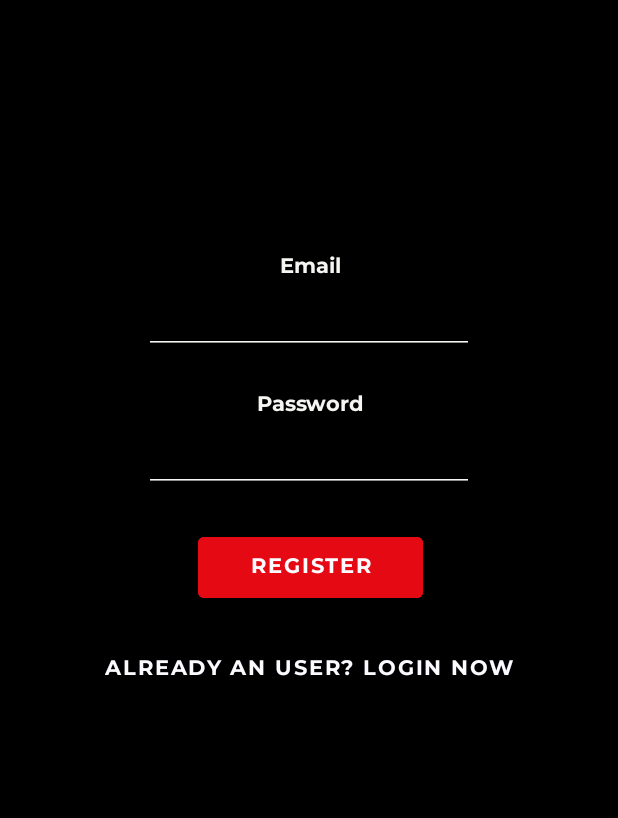
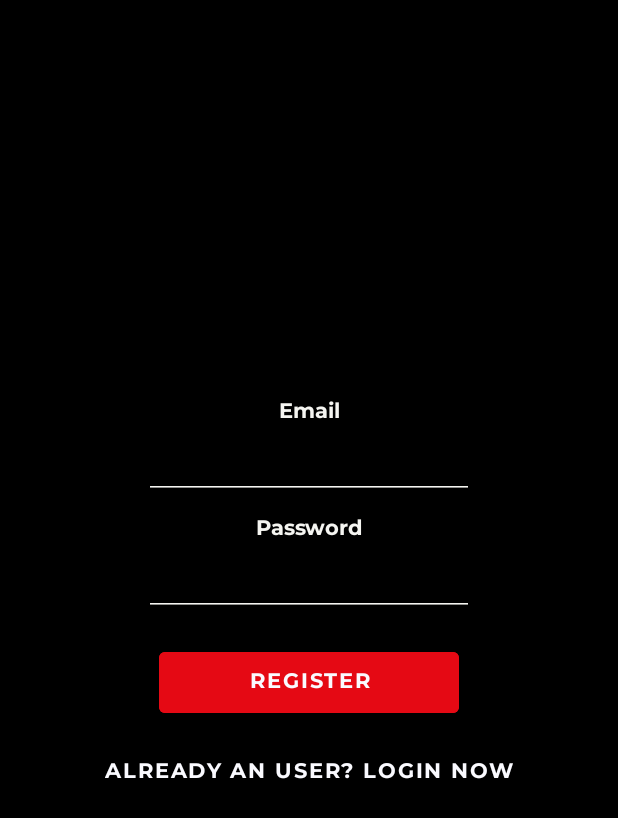
Before and after one commit to Enkosz/smoovie, an Android app: the RegisterFragment screen opened through its navigation route, on a phone screen of 412 x 824 dp. Shown: the top 818 px of the screen. Run offline under Robolectric (Android 15) with nearby library versions, the phone set to English and light mode, and no system bars; our stand-ins replace Firebase (no records; nobody signed in at launch, a user with empty details on screens opened directly), RxJava, navigation-ui; network calls fail; pictures from the network do not load.

Commit message:
horizontal login/register fix

```diff
--- a/app/src/main/res/layout/fragment_register.xml
+++ b/app/src/main/res/layout/fragment_register.xml
@@ -36,12 +36,31 @@
         app:layout_constraintStart_toStartOf="parent"
         app:layout_constraintTop_toTopOf="parent">
 
+        <LinearLayout
+            android:layout_width="wrap_content"
+            android:layout_height="wrap_content"
+            android:layout_marginTop="36dp"
+            android:gravity="center"
+            android:orientation="vertical"
+            app:layout_constraintBottom_toBottomOf="parent"
+            app:layout_constraintEnd_toEndOf="parent"
+            app:layout_constraintStart_toStartOf="parent"
+            app:layout_constraintTop_toTopOf="parent">
+
+            <TextView
+                android:id="@+id/textView_label_email_register"
+                android:layout_width="wrap_content"
+                android:layout_height="wrap_content"
+                android:text="@string/auth_email"
+                android:textSize="@dimen/text_size"
+                app:layout_constraintEnd_toEndOf="parent"
+                app:layout_constraintStart_toStartOf="parent"
+                app:layout_constraintTop_toTopOf="parent" />
+
             <EditText
                 android:id="@+id/editTextEmail_register"
                 android:layout_width="wrap_content"
                 android:layout_height="wrap_content"
-            android:layout_marginStart="97dp"
-            android:layout_marginEnd="97dp"
                 android:autofillHints="emailAddress"
                 android:ems="10"
                 android:inputType="textEmailAddress"
@@ -54,48 +73,18 @@
                 android:id="@+id/textView_label_password_register"
                 android:layout_width="wrap_content"
                 android:layout_height="wrap_content"
-            android:layout_marginStart="171dp"
-            android:layout_marginTop="24dp"
-            android:layout_marginEnd="170dp"
+                android:layout_marginTop="10dp"
+                android:gravity="center"
                 android:text="@string/auth_password"
-            app:layout_constraintEnd_toEndOf="parent"
-            app:layout_constraintStart_toStartOf="parent"
-            app:layout_constraintTop_toBottomOf="@+id/editTextEmail_register" />
-
-        <TextView
-            android:id="@+id/textView_label_email_register"
-            android:layout_width="wrap_content"
-            android:layout_height="wrap_content"
-            android:layout_marginStart="186dp"
-            android:layout_marginTop="168dp"
-            android:layout_marginEnd="184dp"
-            android:text="@string/auth_email"
-            app:layout_constraintEnd_toEndOf="parent"
-            app:layout_constraintStart_toStartOf="parent"
-            app:layout_constraintTop_toTopOf="parent" />
-
-        <Button
-            android:id="@+id/button_login_existing_user"
-            android:layout_width="wrap_content"
-            android:layout_height="wrap_content"
-            android:layout_marginStart="56dp"
-            android:layout_marginTop="18dp"
-            android:layout_marginEnd="56dp"
-            android:backgroundTint="@null"
-            android:text="@string/auth_existing_user_login"
-            app:layout_constraintEnd_toEndOf="parent"
-            app:layout_constraintStart_toStartOf="parent"
-            app:layout_constraintTop_toBottomOf="@+id/button_register" />
+                android:textSize="@dimen/text_size" />
 
             <EditText
                 android:id="@+id/editTextPassword_register"
                 android:layout_width="wrap_content"
                 android:layout_height="wrap_content"
-            android:layout_marginStart="97dp"
-            android:layout_marginEnd="97dp"
-            android:autofillHints="password"
                 android:ems="10"
                 android:inputType="textPassword"
+                android:autofillHints="password"
                 android:textAlignment="center"
                 app:layout_constraintEnd_toEndOf="parent"
                 app:layout_constraintStart_toStartOf="parent"
@@ -103,20 +92,29 @@
 
             <Button
                 android:id="@+id/button_register"
-            android:layout_width="150dp"
+                android:layout_width="200dp"
                 android:layout_height="wrap_content"
-            android:layout_marginStart="131dp"
-            android:layout_marginTop="24dp"
-            android:layout_marginEnd="130dp"
+                android:layout_marginTop="18dp"
                 android:backgroundTint="@color/red_200"
-            android:paddingLeft="28dp"
                 android:paddingTop="10dp"
-            android:paddingRight="28dp"
                 android:paddingBottom="10dp"
                 android:text="@string/auth_register"
+                android:textSize="@dimen/text_size"
                 app:layout_constraintEnd_toEndOf="parent"
                 app:layout_constraintStart_toStartOf="parent"
                 app:layout_constraintTop_toBottomOf="@+id/editTextPassword_register" />
+
+            <Button
+                android:id="@+id/button_login_existing_user"
+                android:layout_width="wrap_content"
+                android:layout_height="wrap_content"
+                android:layout_marginTop="10dp"
+                android:backgroundTint="@null"
+                android:gravity="center"
+                android:text="@string/auth_existing_user_login"
+                android:textSize="@dimen/text_size"
+                app:layout_constraintTop_toBottomOf="@+id/button_register" />
+        </LinearLayout>
     </androidx.constraintlayout.widget.ConstraintLayout>
 
 </androidx.constraintlayout.widget.ConstraintLayout>
```
Also changed, not shown: app/src/main/res/layout/fragment_login.xml (+40 -46 lines). Lines whose indentation alone changed are shown as unchanged.
